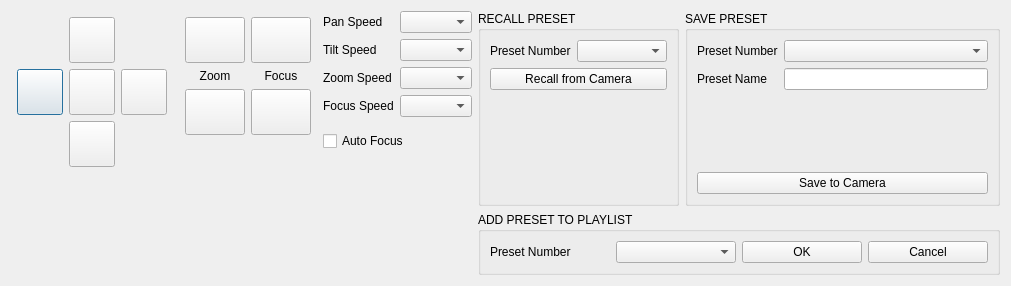
Before: the Qt Designer form presetsetupdlg.ui in nospam2k/Sony-PTZ-Controller, drawn with Qt 5.
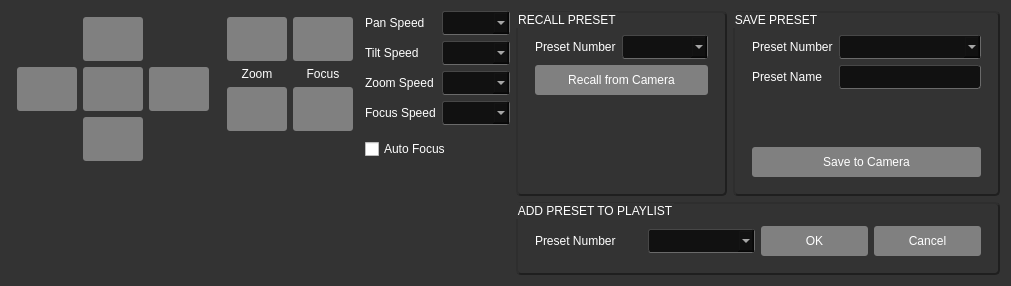
After: the same form once the commit is applied. Icons and pictures are not drawn.

Patch:
```diff
--- a/presetsetupdlg.ui
+++ b/presetsetupdlg.ui
@@ -122,9 +122,7 @@
 QRadioButton{
 	color : white;
 }
-QCheckBox{
-	color : white;
-}
+
 QRadioButton::indicator{
 	 border-style: outset;
  	 border-width: 2px;
@@ -139,23 +137,12 @@
 	background : #1f1f1f;
 	border-radius : 9px;
 }
-QCheckBox::indicator{
-	 border-style: outset;
- 	 border-width: 2px;
-	 border-color: #1f1f1f;
-	background : white;
-}
-QCheckBox::indicator:checked{
-	 border-style: outset;
- 	 border-width: 2px;
-	 border-color: white;
-	background : #1f1f1f;
-}
+
 QHeaderView::section{
 	border-style : outset;
 	border-width : 1px;
 	border-color : #c9c9c9;
-}sss</string>
+}</string>
   </property>
   <layout class="QVBoxLayout" name="verticalLayout_2">
    <item>
@@ -551,6 +538,11 @@
          </property>
          <item>
           <widget class="QCheckBox" name="autoFocusCheck">
+           <property name="styleSheet">
+            <string notr="true">QCheckBox{
+color : white;
+}</string>
+           </property>
            <property name="text">
             <string>Auto Focus</string>
            </property>
```
